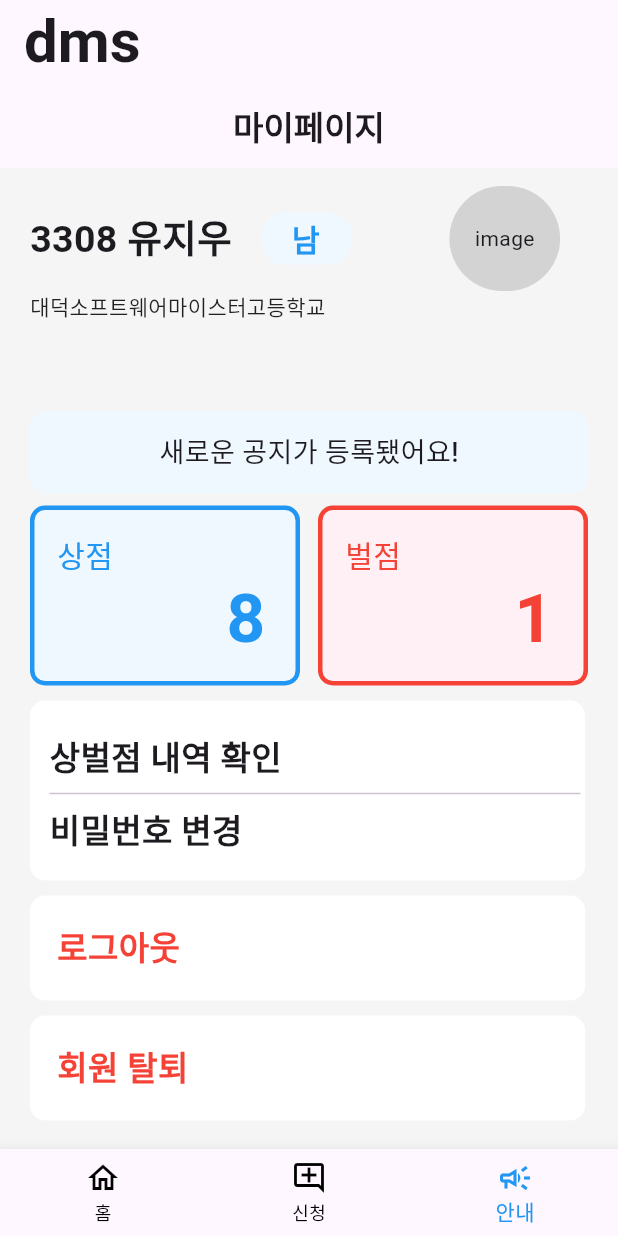
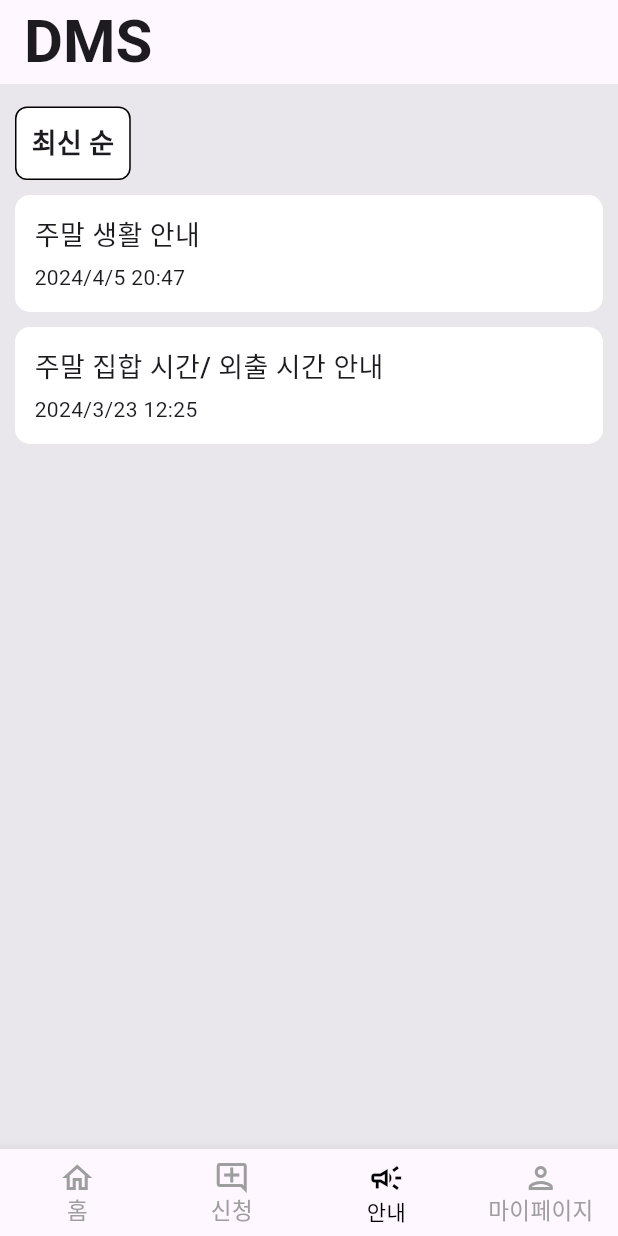
Before and after one commit to FABLOFABLO/DMS-mypage-clone, a Flutter app: the screen it shows after launch, item 3 of the bottom bar chosen, on a phone screen of 412 x 824 dp. Run offline on Flutter 3.47's test engine with Material 3 defaults, Android fonts, the phone set to English and light mode, and no system bars.

Commit message:
dms_final
dms pinal

```diff
--- /dev/null
+++ b/lib/guide/guide.dart
@@ -0,0 +1,75 @@
+import 'package:flutter/material.dart';
+
+class Guide extends StatelessWidget {
+  const Guide({super.key});
+
+  @override
+  Widget build(BuildContext context) {
+    return Scaffold(
+      backgroundColor: Color(0xffEAE7EC),
+      body: Column(
+        crossAxisAlignment: CrossAxisAlignment.start,
+        children: [
+            SizedBox(height: 15,),
+            Container(
+              decoration: BoxDecoration(
+                color: Colors.white,
+                border: Border.all(color: Colors.black,width: 1),
+                borderRadius: BorderRadius.circular(8),
+              ),
+              margin: EdgeInsets.symmetric(horizontal: 10),
+                padding: EdgeInsets.symmetric(vertical: 10, horizontal: 10),
+              child: Column(
+                children: [
+                  Text('최신 순',style: TextStyle(fontWeight: FontWeight.bold,fontSize: 18),),
+                ],
+              )
+            ),
+            SizedBox(height: 10,),
+            Container(
+              decoration: BoxDecoration(
+                color: Colors.white,
+                border: Border.all(color: Colors.white,width: 3),
+                borderRadius: BorderRadius.circular(10),
+              ),
+              padding: EdgeInsets.symmetric(vertical: 10, horizontal: 10),
+              margin: EdgeInsets.symmetric(horizontal: 10),
+              width: MediaQuery.of(context).size.width,
+              child: Column(
+                crossAxisAlignment: CrossAxisAlignment.start,
+                children: [
+                  Text('주말 생활 안내',style: TextStyle(fontWeight: FontWeight.w500,fontSize: 18),),
+                  SizedBox(height: 5,),
+                  Text('2024/4/5 20:47'),
+                ],
+              ),
+            ),
+          SizedBox(height: 10,),
+          Column(
+          children: [
+            Container(
+              decoration: BoxDecoration(
+                color: Colors.white,
+                border: Border.all(color: Colors.white,width: 3),
+                borderRadius: BorderRadius.circular(10),
+              ),
+              margin: EdgeInsets.symmetric(horizontal: 10),
+              width: MediaQuery.of(context).size.width,
+              padding: EdgeInsets.symmetric(vertical: 10, horizontal: 10),
+              child: Column(
+                crossAxisAlignment: CrossAxisAlignment.start,
+                children: [
+                  Text('주말 집합 시간/ 외출 시간 안내',style: TextStyle(fontWeight: FontWeight.w500,fontSize: 18),),
+                  SizedBox(height: 5,),
+                  Text('2024/3/23 12:25'),
+                ],
+              ) ,
+            )
+          ],
+          )
+
+          ],
+      ),
+    );
+  }
+}
--- a/lib/home.dart
+++ b/lib/home.dart
@@ -1,6 +1,7 @@
 import 'package:dms_clone/apply/apply_page.dart';
+import 'package:dms_clone/guide/guide.dart';
+import 'package:dms_clone/meal/meal_page.dart';
 import 'package:dms_clone/my/my_page.dart';
-import 'package:dms_clone/spin/First_Page.dart';
 import 'package:flutter/material.dart';
 class Home extends StatefulWidget {
   const Home({super. key});
@@ -12,8 +13,9 @@ class _HomeState extends State<Home> {
 
   int _selectedIndex=0;
   List<Widget> pages = <Widget>[
-    FirstPage(),
+    MealPage(),
     ApplyPage(),
+    Guide(),
     MyPage(),
   ];
 
@@ -21,18 +23,23 @@ class _HomeState extends State<Home> {
   Widget build(BuildContext context) {
     return Scaffold(
       appBar: AppBar(
-        title: Text('dms',style: TextStyle(fontWeight: FontWeight.bold,fontSize: 40),),
+        title: Text('DMS',style: TextStyle(fontWeight: FontWeight.bold,fontSize: 40),),
         scrolledUnderElevation: 0,
       ),
       body: pages[_selectedIndex],
       bottomNavigationBar: BottomNavigationBar(
-        selectedItemColor: Colors.blue,
-        unselectedItemColor: Colors.black,
+        selectedItemColor: Colors.black,
+        unselectedItemColor: Colors.grey,
         items: [
           const BottomNavigationBarItem(icon: Icon(Icons.home_outlined),label:'홈'),
           const BottomNavigationBarItem(icon: Icon(Icons.add_comment_outlined),label: '신청'),
-          const BottomNavigationBarItem(icon: Icon(Icons.campaign_outlined),label: '안내'),],
+          const BottomNavigationBarItem(icon: Icon(Icons.campaign_outlined),label: '안내'),
+          const BottomNavigationBarItem(icon: Icon(Icons.person_outlined),label: '마이페이지'),
+        ],
+        showUnselectedLabels: true,
+        unselectedFontSize: 15,
         currentIndex: _selectedIndex,
+        type: BottomNavigationBarType.fixed,
         onTap: (int index) {
           setState(() {
             _selectedIndex = index;
--- a/lib/main.dart
+++ b/lib/main.dart
@@ -1,5 +1,6 @@
 import 'package:dms_clone/apply/apply_page.dart';
 import 'package:dms_clone/home.dart';
+import 'package:dms_clone/meal/meal_page.dart';
 import 'package:dms_clone/my/my_page.dart';
 import 'package:flutter/material.dart';
 
@@ -34,7 +35,7 @@ class MyApp extends StatelessWidget {
         colorScheme: ColorScheme.fromSeed(seedColor: Colors.deepPurple),
       ),
       debugShowCheckedModeBanner: false,
-      home: const Home(),
+      home:  Home(),
     );
   }
 }
--- a/lib/my/my_page.dart
+++ b/lib/my/my_page.dart
@@ -1,4 +1,3 @@
-import 'package:dms_clone/my/widget/bottom.dart';
 import 'package:dms_clone/my/widget/information.dart';
 import 'package:dms_clone/my/widget/logout.dart';
 import 'package:dms_clone/my/widget/notification.dart';
--- a/lib/my/widget/bottom.dart
+++ b/lib/my/widget/bottom.dart
@@ -1,6 +1,6 @@
 import 'package:dms_clone/apply/apply_page.dart';
+import 'package:dms_clone/meal/meal_page.dart';
 import 'package:dms_clone/my/my_page.dart';
-import 'package:dms_clone/spin/First_Page.dart';
 import 'package:flutter/material.dart';
 class Home extends StatefulWidget {
   const Home({super. key});
@@ -12,7 +12,7 @@ class _HomeState extends State<Home> {
 
   int _selectedIndex=0;
   List<Widget> pages = <Widget>[
-    FirstPage(),
+    MealPage(),
     ApplyPage(),
     MyPage(),
   ];
@@ -31,7 +31,7 @@ class _HomeState extends State<Home> {
       ),
       body: pages[_selectedIndex],
       bottomNavigationBar: BottomNavigationBar(
-        selectedItemColor: Colors.blue,
+        selectedItemColor: Colors.black,
         unselectedItemColor: Colors.black,
         items: [
           const BottomNavigationBarItem(icon: Icon(Icons.home_outlined),label:'홈'),
```
Also changed, not shown: lib/meal/meal_item.dart (added, +40 -0 lines), lib/meal/meal_page.dart (added, +55 -0 lines).
